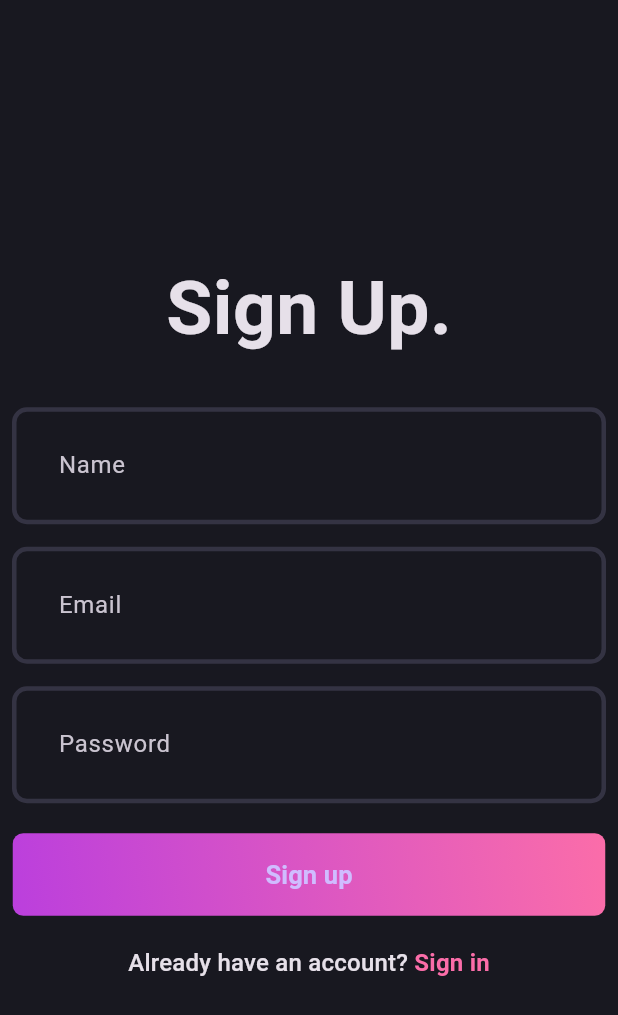
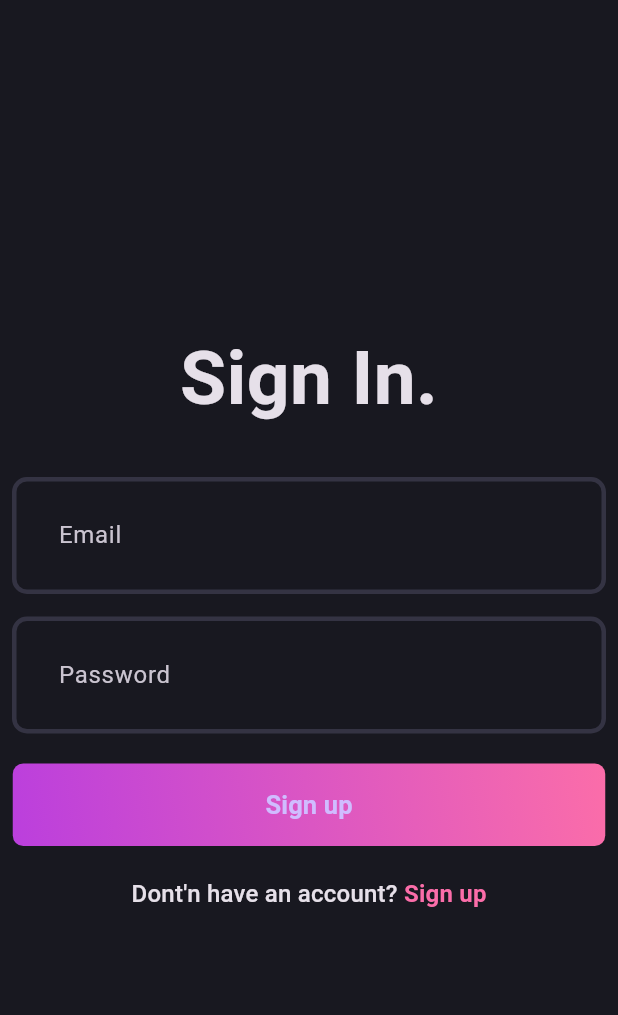
Before and after one commit to Badhon100/bloc_app, a Flutter app: the screen it shows after launch, on a phone screen of 412 x 824 dp. Shown: the top 1015 px of the screen. Run offline on Flutter 3.47's test engine with Material 3 defaults, Android fonts, the phone set to English and light mode, and no system bars.

Commit message:
sign in page desined

```diff
--- /dev/null
+++ b/lib/features/auth/presentation/pages/sign_in_page.dart
@@ -0,0 +1,86 @@
+import 'package:bloc_app/core/theme/app_pallete.dart';
+import 'package:bloc_app/features/auth/presentation/widgets/auth_field.dart';
+import 'package:bloc_app/features/auth/presentation/widgets/auth_gradient_button.dart';
+import 'package:flutter/material.dart';
+
+class SignInPage extends StatefulWidget {
+  const SignInPage({super.key});
+
+  @override
+  State<SignInPage> createState() => _SignInPageState();
+}
+
+class _SignInPageState extends State<SignInPage> {
+  final formKey = GlobalKey<FormState>();
+  final emailController = TextEditingController();
+  final passwordController = TextEditingController();
+
+  @override
+  void dispose() {
+    emailController.dispose();
+    passwordController.dispose();
+    super.dispose();
+  }
+
+  @override
+  Widget build(BuildContext context) {
+    return Scaffold(
+      body: Padding(
+        padding: const EdgeInsets.all(8.0),
+        child: Form(
+          key: formKey,
+          child: Column(
+            mainAxisAlignment: MainAxisAlignment.center,
+            children: [
+              const Text(
+                "Sign In.",
+                style: TextStyle(fontSize: 50, fontWeight: FontWeight.bold),
+              ),
+              const SizedBox(
+                height: 30,
+              ),
+              AuthField(
+                hintText: 'Email',
+                controller: emailController,
+              ),
+              const SizedBox(
+                height: 15,
+              ),
+              AuthField(
+                hintText: 'Password',
+                controller: passwordController,
+                obsecureText: true,
+              ),
+              const SizedBox(
+                height: 20,
+              ),
+              AuthGgadientButton(
+                name: "Sign up",
+                onPressed: () {},
+              ),
+              const SizedBox(
+                height: 20,
+              ),
+              RichText(
+                text: TextSpan(
+                    text: "Dont'n have an account?",
+                    style: Theme.of(context).textTheme.titleMedium,
+                    children: [
+                      TextSpan(
+                        text: " Sign up",
+                        style: Theme.of(context)
+                            .textTheme
+                            .titleMedium!
+                            .copyWith(
+                                color: AppPallete.gradient2,
+                                fontWeight: FontWeight.bold),
+                      ),
+                    ]),
+              ),
+            ],
+          ),
+        ),
+      ),
+    );
+  }
+}
--- a/lib/main.dart
+++ b/lib/main.dart
@@ -1,5 +1,5 @@
 import 'package:bloc_app/core/theme/theme.dart';
-import 'package:bloc_app/features/auth/presentation/pages/sign_up_page.dart';
+import 'package:bloc_app/features/auth/presentation/pages/sign_in_page.dart';
 import 'package:flutter/material.dart';
 
 void main() {
@@ -16,7 +16,7 @@ class MyApp extends StatelessWidget {
       title: 'Blog App',
       debugShowCheckedModeBanner: false,
       theme: AppTheme.dartkThemeMode,
-      home: const SignUpPage(),
+      home: const SignInPage(),
     );
   }
 }
```
